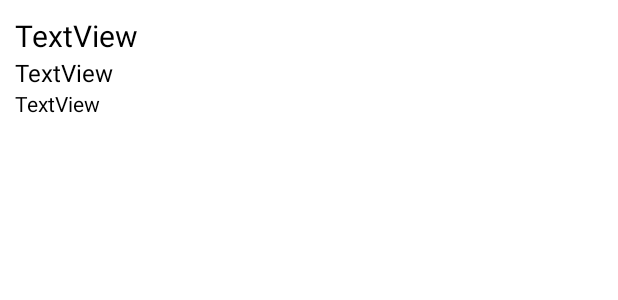
After one commit to embowth/suara_rt_android, an Android app: the layout item_list_info.xml on its own in the app's theme, with its tools: preview values and no code run, on a phone screen of 412 x 824 dp. The commit adds this screen. Shown: the top 300 px of the screen. Run offline under Robolectric (Android 15) with nearby library versions, the phone set to English and light mode, and no system bars.

Commit message:
list info

```diff
--- /dev/null
+++ b/app/src/main/res/layout/item_list_info.xml
@@ -0,0 +1,36 @@
+<?xml version="1.0" encoding="utf-8"?>
+<LinearLayout
+    xmlns:android="http://schemas.android.com/apk/res/android"
+    android:layout_width="match_parent"
+    android:layout_height="match_parent"
+    android:orientation="vertical"
+    android:paddingBottom="5dp"
+    android:paddingLeft="10dp"
+    android:paddingRight="10dp"
+    android:paddingTop="10dp"
+    android:background="#fff">
+
+    <TextView
+        android:id="@+id/txtJudulItem"
+        android:layout_width="match_parent"
+        android:layout_height="wrap_content"
+        android:text="TextView"
+        android:textColor="@android:color/black"
+        android:textSize="20sp" />
+
+    <TextView
+        android:id="@+id/txtSenderItem"
+        android:layout_width="match_parent"
+        android:layout_height="wrap_content"
+        android:text="TextView"
+        android:textColor="@android:color/black"
+        android:textSize="16sp" />
+
+    <TextView
+        android:id="@+id/txtTanggalItem"
+        android:layout_width="match_parent"
+        android:layout_height="wrap_content"
+        android:text="TextView"
+        android:textColor="@android:color/black"
+        android:textSize="14sp" />
+</LinearLayout>
```
Also changed, not shown: app/src/main/java/rw/rt/com/mykomplek/InformasiListAdapter.java (added, +59 -0 lines), app/src/main/java/rw/rt/com/mykomplek/ItemListInformasi.java (added, +58 -0 lines), app/src/main/java/rw/rt/com/mykomplek/ListInfoActivity.java (+108 -1 lines), app/src/main/res/layout/activity_listinfo.xml (+29 -7 lines).
